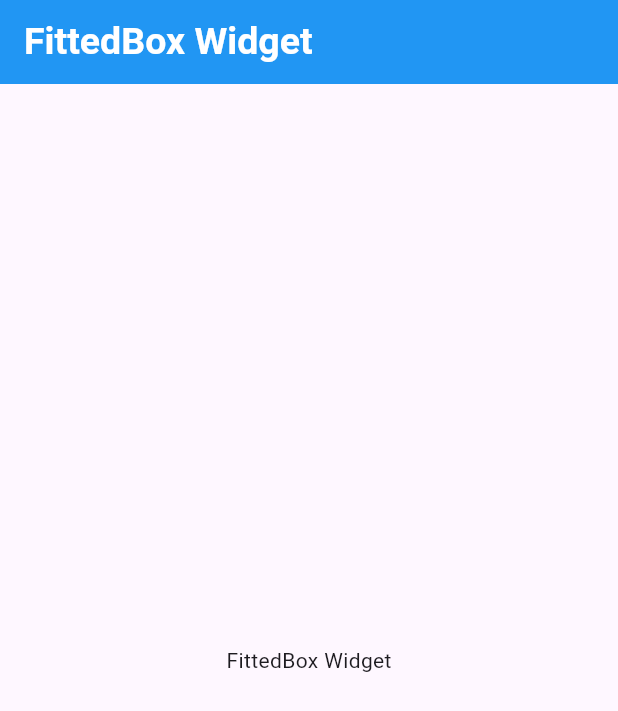
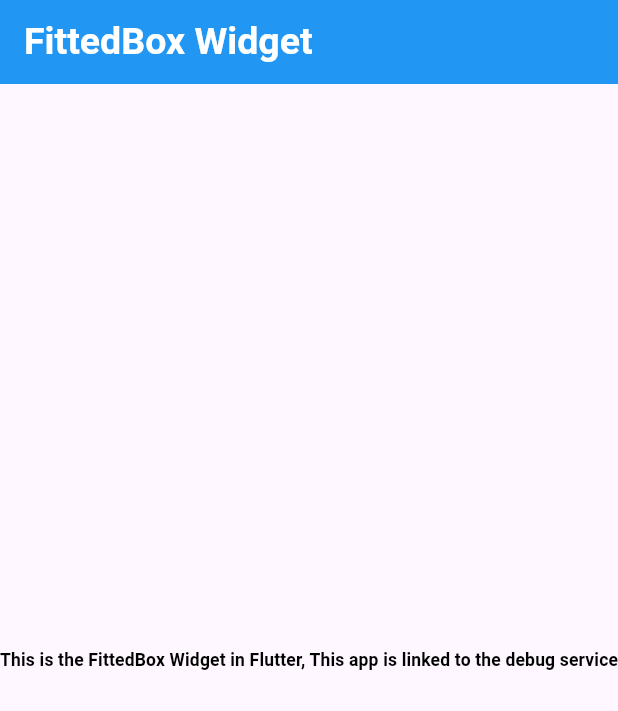
Before and after one commit to alhasann351/fittedbox_widget, a Flutter app: the screen it shows after launch, on a phone screen of 412 x 824 dp. Shown: the top 711 px of the screen. Run offline on Flutter 3.47's test engine with Material 3 defaults, Android fonts, the phone set to English and light mode, and no system bars.

Commit message:
fittedbox apply in text widget

```diff
--- a/lib/main.dart
+++ b/lib/main.dart
@@ -42,7 +42,17 @@ class _MyHomePageState extends State<MyHomePage> {
         ),
       ),
       body: const Center(
-        child: Text('FittedBox Widget'),
+        child: FittedBox(
+          child: Text(
+            'This is the FittedBox Widget in Flutter, This app is linked to the debug service',
+            maxLines: 1,
+            style: TextStyle(
+              fontWeight: FontWeight.bold,
+              fontSize: 25,
+              color: Colors.black,
+            ),
+          ),
+        ),
       ),
     );
   }
```
